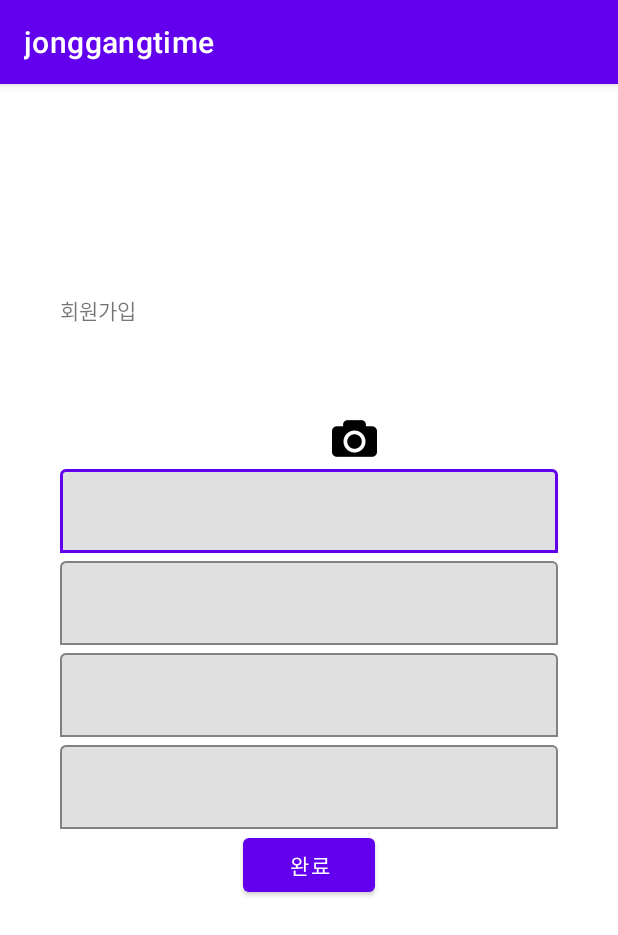
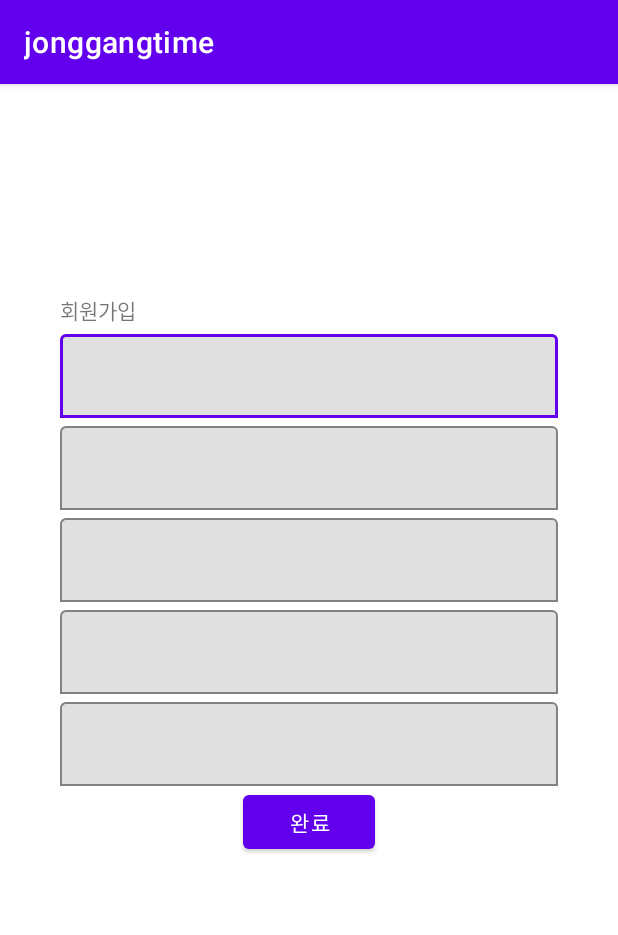
Before and after one commit to OrchestraHackathon/Development, an Android app: the SigninActivity screen opened directly, with no data from a screen before it, on a phone screen of 412 x 824 dp. Shown: the top 935 px of the screen. Run offline under Robolectric (Android 15) with nearby library versions, the phone set to English and light mode, and no system bars.

Commit message:
Update : Signin 화면 수정사항 반영

```diff
--- a/android/app/src/main/res/layout/activity_signin.xml
+++ b/android/app/src/main/res/layout/activity_signin.xml
@@ -16,23 +16,6 @@
         app:layout_constraintStart_toStartOf="parent"
         app:layout_constraintTop_toTopOf="parent" />
 
-    <ImageView
-        android:id="@+id/profile_iv"
-        android:layout_width="90dp"
-        android:layout_height="90dp"
-        app:layout_constraintEnd_toEndOf="parent"
-        app:layout_constraintStart_toStartOf="parent"
-        app:layout_constraintTop_toBottomOf="@id/title_tv"/>
-
-    <ImageView
-        android:id="@+id/profile_plus_iv"
-        android:layout_width="30dp"
-        android:layout_height="30dp"
-        android:elevation="2dp"
-        android:src="@drawable/icon_photo"
-        app:layout_constraintBottom_toBottomOf="@id/profile_iv"
-        app:layout_constraintEnd_toEndOf="@id/profile_iv" />
-
 
     <com.google.android.material.textfield.TextInputLayout
         android:id="@+id/email_input_til"
@@ -41,7 +24,7 @@
         app:boxBackgroundMode="outline"
         app:layout_constraintEnd_toEndOf="parent"
         app:layout_constraintStart_toStartOf="parent"
-        app:layout_constraintTop_toBottomOf="@id/profile_iv">
+        app:layout_constraintTop_toBottomOf="@id/title_tv">
 
         <com.google.android.material.textfield.TextInputEditText
             android:id="@+id/email_input_tf"
@@ -67,13 +50,29 @@
     </com.google.android.material.textfield.TextInputLayout>
 
     <com.google.android.material.textfield.TextInputLayout
+        android:id="@+id/password_check_til"
+        android:layout_width="match_parent"
+        android:layout_height="wrap_content"
+        app:boxBackgroundMode="outline"
+        app:layout_constraintEnd_toEndOf="parent"
+        app:layout_constraintStart_toStartOf="parent"
+        app:layout_constraintTop_toBottomOf="@id/password_input_til">
+
+        <com.google.android.material.textfield.TextInputEditText
+            android:id="@+id/password_check_tf"
+            android:layout_width="match_parent"
+            android:layout_height="match_parent" />
+
+    </com.google.android.material.textfield.TextInputLayout>
+
+    <com.google.android.material.textfield.TextInputLayout
         android:id="@+id/name_input_til"
         android:layout_width="match_parent"
         android:layout_height="wrap_content"
         app:boxBackgroundMode="outline"
         app:layout_constraintEnd_toEndOf="parent"
         app:layout_constraintStart_toStartOf="parent"
-        app:layout_constraintTop_toBottomOf="@id/password_input_til">
+        app:layout_constraintTop_toBottomOf="@id/password_check_til">
 
         <com.google.android.material.textfield.TextInputEditText
             android:id="@+id/name_input_tf"
@@ -98,8 +97,6 @@
 
     </com.google.android.material.textfield.TextInputLayout>
 
-
-
     <Button
         android:id="@+id/complete_btn"
         android:layout_width="wrap_content"
```
